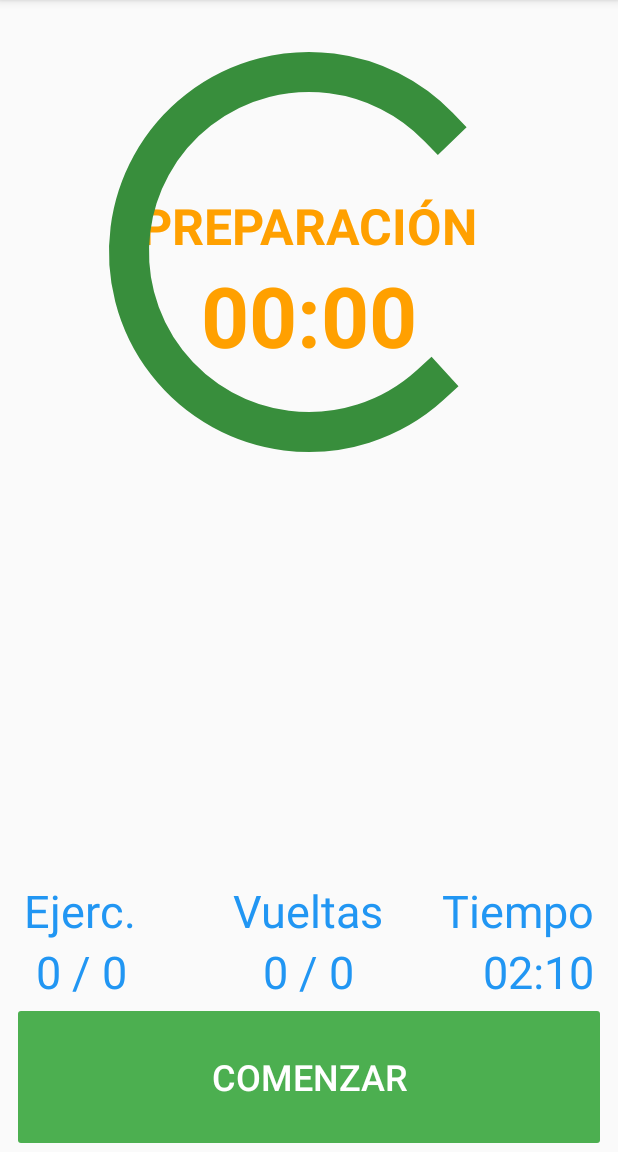
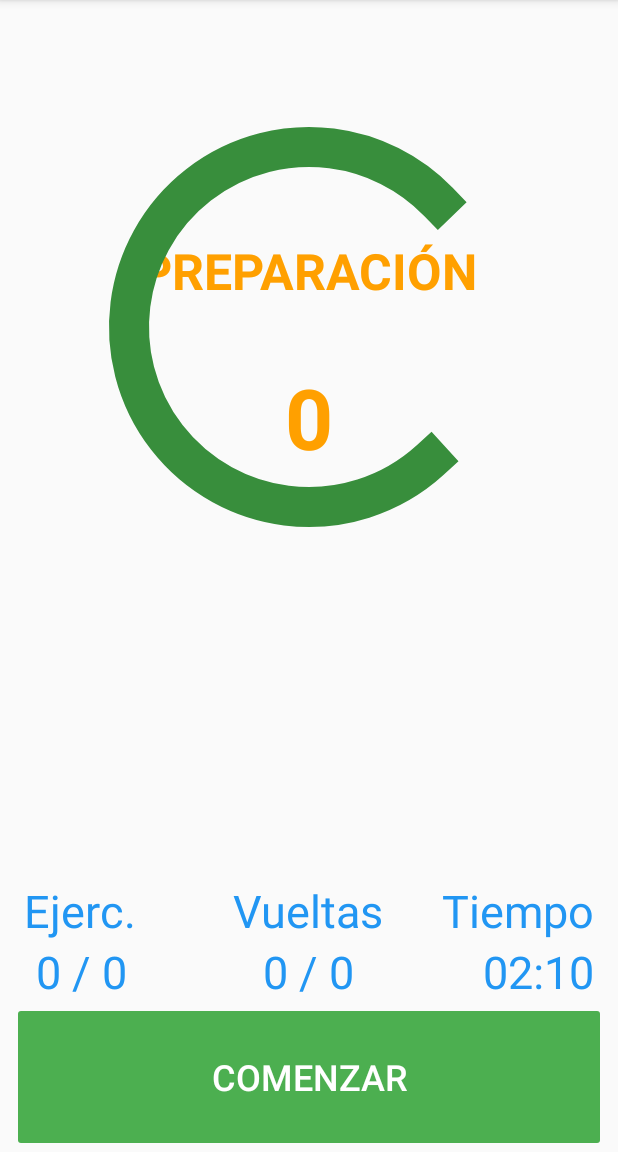
Before and after one commit to Eidorian95/TabaHiit, an Android app: the screen it shows after launch (MainActivity), on a phone screen of 412 x 824 dp, the part 84-1236 px from its top. Run offline under Robolectric (Android 15) with nearby library versions, the phone set to English and light mode, and no system bars; libraries missing offline, so code that uses them is left out: com.budiyev.android, com.desarrollodroide.libraryfragmenttransactionextended; plain views replace CircularProgressBar, SlidingRelativeLayout; 4 statements that could not run were skipped.

Commit message:
Subiendo de nuevo todo
Vuelvo a subir todo porque se me borro

```diff
--- a/app/build.gradle
+++ b/app/build.gradle
@@ -7,8 +7,8 @@ android {
         applicationId "com.kyloren.tabahiit"
         minSdkVersion 16
         targetSdkVersion 26
-        versionCode 1
-        versionName "1.0"
+        versionCode 3
+        versionName "1.2"
         testInstrumentationRunner "android.support.test.runner.AndroidJUnitRunner"
     }
     buildTypes {
@@ -24,11 +24,11 @@ dependencies {
     implementation 'com.android.support:appcompat-v7:26.1.0'
     implementation 'com.android.support.constraint:constraint-layout:1.0.2'
     implementation 'com.android.support:support-v4:26.1.0'
-    compile 'com.android.support:design:22.2.0'
+    implementation 'com.android.support:design:22.2.0'
     testImplementation 'junit:junit:4.12'
     androidTestImplementation 'com.android.support.test:runner:1.0.1'
     androidTestImplementation 'com.android.support.test.espresso:espresso-core:3.0.1'
-    compile 'com.desarrollodroide:fragmenttransactionextended:1'
+    implementation 'com.desarrollodroide:fragmenttransactionextended:1'
     implementation 'com.budiyev.android:circular-progress-bar:1.1.7'
 
 }
--- a/app/src/main/res/layout-xxhdpi/activity_main.xml
+++ b/app/src/main/res/layout-xxhdpi/activity_main.xml
@@ -19,7 +19,7 @@
         android:layout_height="wrap_content"
         android:layout_alignParentTop="true"
         android:layout_centerHorizontal="true"
-        android:layout_marginTop="120dp"
+        android:layout_marginTop="150dp"
         android:text="@string/ready"
         android:textColor="@color/colorPrimaryDark2"
         android:textSize="33sp"
@@ -30,9 +30,12 @@
         android:id="@+id/csbReady"
         android:layout_width="320dp"
         android:layout_height="320dp"
-        android:layout_alignParentRight="true"
         android:layout_alignParentLeft="true"
         android:layout_alignParentTop="true"
+        android:layout_alignParentRight="true"
+        android:layout_marginLeft="0dp"
+        android:layout_marginTop="50dp"
+        android:layout_marginRight="0dp"
         app:animateProgress="true"
         app:backgroundStrokeColor="@color/readyBack"
         app:backgroundStrokeWidth="15dp"
@@ -53,9 +56,12 @@
         android:id="@+id/csbWork"
         android:layout_width="320dp"
         android:layout_height="320dp"
-        android:layout_alignParentRight="true"
         android:layout_alignParentLeft="true"
         android:layout_alignParentTop="true"
+        android:layout_alignParentRight="true"
+        android:layout_marginLeft="0dp"
+        android:layout_marginTop="50dp"
+        android:layout_marginRight="0dp"
         android:visibility="invisible"
         app:animateProgress="true"
         app:backgroundStrokeColor="@color/workBack"
@@ -77,9 +83,12 @@
         android:id="@+id/csbRest"
         android:layout_width="320dp"
         android:layout_height="320dp"
-        android:layout_alignParentRight="true"
         android:layout_alignParentLeft="true"
         android:layout_alignParentTop="true"
+        android:layout_alignParentRight="true"
+        android:layout_marginLeft="0dp"
+        android:layout_marginTop="50dp"
+        android:layout_marginRight="0dp"
         android:visibility="invisible"
         app:animateProgress="true"
         app:backgroundStrokeColor="@color/restBack"
@@ -153,10 +162,10 @@
         android:layout_width="wrap_content"
         android:layout_height="wrap_content"
         android:layout_below="@+id/tvTitles"
-        android:layout_centerHorizontal="true"
         android:layout_centerInParent="true"
+        android:layout_marginTop="38dp"
         android:layout_marginBottom="8dp"
-        android:text="00:00"
+        android:text="0"
         android:textColor="@color/colorPrimaryDark2"
         android:textSize="56sp"
         android:textStyle="bold" />
@@ -251,6 +260,7 @@
     <com.desarrollodroide.libraryfragmenttransactionextended.SlidingRelativeLayout
         android:id="@+id/fragment_place"
         android:layout_width="match_parent"
-        android:layout_height="match_parent"/>
+        android:layout_height="match_parent"
+        android:layout_alignParentTop="true" />
 
     </RelativeLayout>
--- a/app/src/main/res/layout-xxxhdpi/activity_main.xml
+++ b/app/src/main/res/layout-xxxhdpi/activity_main.xml
@@ -19,7 +19,7 @@
         android:layout_height="wrap_content"
         android:layout_alignParentTop="true"
         android:layout_centerHorizontal="true"
-        android:layout_marginTop="140dp"
+        android:layout_marginTop="150dp"
         android:text="@string/ready"
         android:textColor="@color/colorPrimaryDark2"
         android:textSize="40sp"
@@ -30,9 +30,12 @@
         android:id="@+id/csbReady"
         android:layout_width="320dp"
         android:layout_height="400dp"
-        android:layout_alignParentRight="true"
         android:layout_alignParentLeft="true"
         android:layout_alignParentTop="true"
+        android:layout_alignParentRight="true"
+        android:layout_marginLeft="0dp"
+        android:layout_marginTop="20dp"
+        android:layout_marginRight="0dp"
         app:animateProgress="true"
         app:backgroundStrokeColor="@color/readyBack"
         app:backgroundStrokeWidth="15dp"
@@ -53,9 +56,12 @@
         android:id="@+id/csbWork"
         android:layout_width="320dp"
         android:layout_height="400dp"
-        android:layout_alignParentRight="true"
         android:layout_alignParentLeft="true"
         android:layout_alignParentTop="true"
+        android:layout_alignParentRight="true"
+        android:layout_marginLeft="0dp"
+        android:layout_marginTop="20dp"
+        android:layout_marginRight="0dp"
         android:visibility="invisible"
         app:animateProgress="true"
         app:backgroundStrokeColor="@color/workBack"
@@ -77,9 +83,12 @@
         android:id="@+id/csbRest"
         android:layout_width="320dp"
         android:layout_height="400dp"
-        android:layout_alignParentRight="true"
         android:layout_alignParentLeft="true"
         android:layout_alignParentTop="true"
+        android:layout_alignParentRight="true"
+        android:layout_marginLeft="0dp"
+        android:layout_marginTop="20dp"
+        android:layout_marginRight="0dp"
         android:visibility="invisible"
         app:animateProgress="true"
         app:backgroundStrokeColor="@color/restBack"
@@ -155,10 +164,10 @@
         android:layout_width="wrap_content"
         android:layout_height="wrap_content"
         android:layout_below="@+id/tvTitles"
-        android:layout_centerHorizontal="true"
         android:layout_centerInParent="true"
+        android:layout_marginTop="30dp"
         android:layout_marginBottom="8dp"
-        android:text="00:00"
+        android:text="0"
         android:textColor="@color/colorPrimaryDark2"
         android:textSize="76sp"
         android:textStyle="bold" />
--- a/build.gradle
+++ b/build.gradle
@@ -7,7 +7,7 @@ buildscript {
         jcenter()
     }
     dependencies {
-        classpath 'com.android.tools.build:gradle:3.2.1'
+        classpath 'com.android.tools.build:gradle:3.3.1'
 
 
         // NOTE: Do not place your application dependencies here; they belong
```
Also changed, not shown: app/src/main/res/mipmap-xxxhdpi/ic_launcher_doblezero2.png (deleted), gradle/wrapper/gradle-wrapper.properties, 3 other files.
